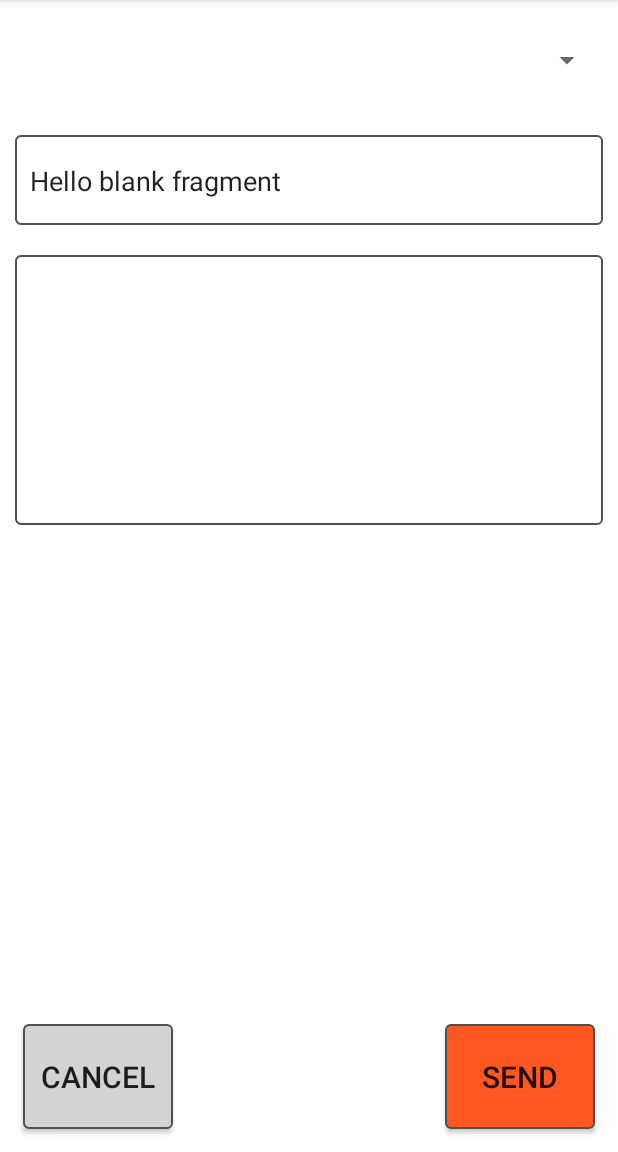
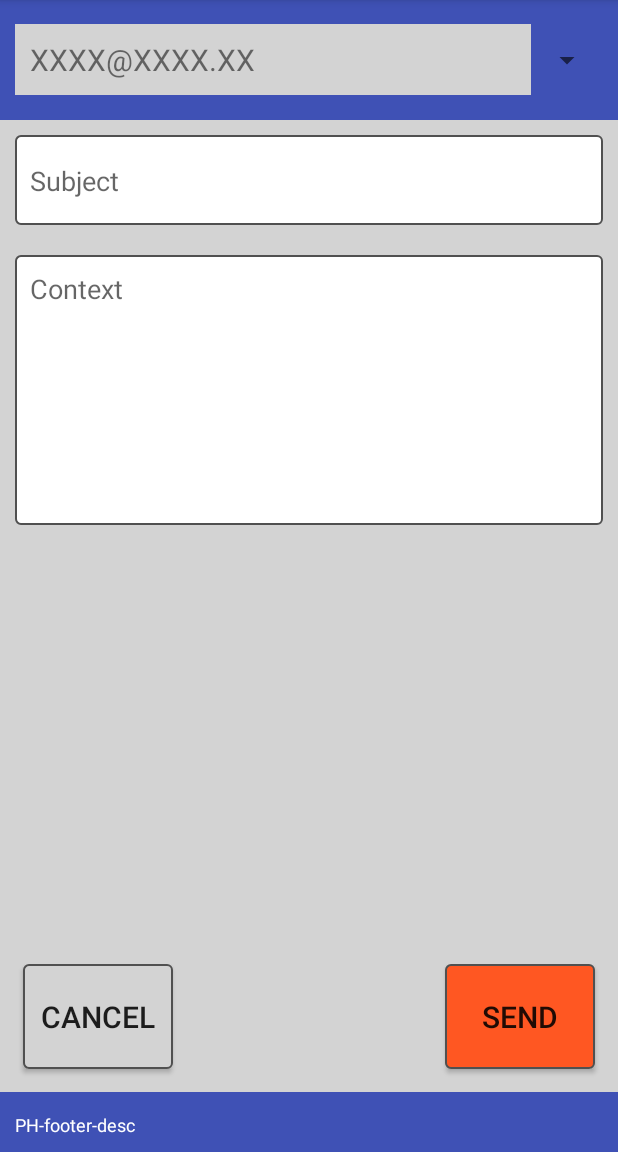
Before and after one commit to Beygdu/Beygdu-Refactor, an Android app: the screen it shows after launch (RootActivity), after a tap on "PH-ContactButton", on a phone screen of 412 x 824 dp, the part 84-1236 px from its top. Run offline under Robolectric (Android 15) with nearby library versions, the phone set to English and light mode, and no system bars; Roboto replaces fonts that are not available here.

Commit message:
MailFragment cleanup

```diff
--- a/app/src/main/java/is/example/aj/beygdu/Fragments/MailFragment.java
+++ b/app/src/main/java/is/example/aj/beygdu/Fragments/MailFragment.java
@@ -1,12 +1,17 @@
 package is.example.aj.beygdu.Fragments;
 
 import android.content.Context;
+import android.content.Intent;
 import android.net.Uri;
 import android.os.Bundle;
 import android.support.v4.app.Fragment;
 import android.view.LayoutInflater;
 import android.view.View;
 import android.view.ViewGroup;
+import android.widget.ArrayAdapter;
+import android.widget.Button;
+import android.widget.EditText;
+import android.widget.Spinner;
 
 import is.example.aj.beygdu.FragmentCallback;
 import is.example.aj.beygdu.R;
@@ -15,6 +20,10 @@ import is.example.aj.beygdu.R;
 public class MailFragment extends Fragment {
 
     public static final int FRAGMENT_ID = 3;
+
+    private Spinner spinner;
+    private EditText subject;
+    private EditText content;
 
     private FragmentCallback fragmentCallback;
 
@@ -41,9 +50,82 @@ public class MailFragment extends Fragment {
     public View onCreateView(LayoutInflater inflater, ViewGroup container,
                              Bundle savedInstanceState) {
         // Inflate the layout for this fragment
-        return inflater.inflate(R.layout.fragment_mail, container, false);
+        View v = inflater.inflate(R.layout.fragment_mail, container, false);
+
+        spinner = (Spinner) v.findViewById(R.id.mail_spinner);
+        ArrayAdapter<CharSequence> adapter = ArrayAdapter.createFromResource(getContext(),
+                R.array.mail_mailto, R.layout.spinner_item);
+        adapter.setDropDownViewResource(R.layout.spinner_item);
+        spinner.setAdapter(adapter);
+
+        subject = (EditText) v.findViewById(R.id.mail_subject);
+        content = (EditText) v.findViewById(R.id.mail_content);
+
+        Bundle bundle = getArguments();
+
+        if(bundle != null) {
+            try {
+                subject.setText(bundle.getString("subject"));
+                content.setText(bundle.getString("content"));
+            }
+            catch (Exception e) {
+                e.printStackTrace();
+            }
+        }
+        Button cancelButton = (Button) v.findViewById(R.id.mail_cancelButton);
+        cancelButton.setOnClickListener(new View.OnClickListener() {
+            @Override
+            public void onClick(View v) {
+                fragmentCallback.onFragmentSwitch(-1);
+            }
+        });
+
+        Button okButton = (Button) v.findViewById(R.id.mail_okButton);
+        okButton.setOnClickListener(new View.OnClickListener() {
+            @Override
+            public void onClick(View v) {
+                if(validateEmail()) {
+                    sendEmail(spinner.getSelectedItem().toString(),
+                            subject.getText().toString(),
+                            content.getText().toString());
+                }
+                else {
+                    fragmentCallback.onDebugCallback(onInvalidatedContent());
+                }
+            }
+        });
+
+        return v;
     }
 
+    private boolean validateEmail() {
+        return subject.getText().length() != 0 && content.getText().length() != 0;
+    }
+
+    private void sendEmail(String address, String subject, String content) {
+        Intent mailIntent = new Intent(Intent.ACTION_SEND);
+        mailIntent.setType("plain/text");
+        mailIntent.putExtra(Intent.EXTRA_EMAIL, new String[] {"arnar_jons@hotmail.com" });
+        mailIntent.putExtra(Intent.EXTRA_SUBJECT, subject);
+        mailIntent.putExtra(Intent.EXTRA_TEXT, content);
+        startActivity(Intent.createChooser(mailIntent, getContext().getResources().getString(R.string.mail_email_client)));
+        fragmentCallback.onFragmentSwitch(-1);
+    }
+
+    private String onInvalidatedContent() {
+        if(subject.getText().length() == 0) {
+            if(content.getText().length() == 0) {
+                return getContext().getResources().getString(R.string.mail_invalid_subject_content);
+            }
+            return getContext().getResources().getString(R.string.mail_invalid_subject);
+        }
+
+        if(content.getText().length() == 0) {
+            return getContext().getResources().getString(R.string.mail_invalid_content);
+        }
+
+        return null;
+    }
 
     @Override
     public void onAttach(Context context) {
--- a/app/src/main/java/is/example/aj/beygdu/RootActivity.java
+++ b/app/src/main/java/is/example/aj/beygdu/RootActivity.java
@@ -329,6 +329,7 @@ public class RootActivity extends AppCompatActivity
      */
     @Override
     public void onFragmentSwitch(int state) {
+        if(state == -1) return;
         selectItem(state);
     }
 
--- a/app/src/main/res/layout/fragment_mail.xml
+++ b/app/src/main/res/layout/fragment_mail.xml
@@ -3,15 +3,21 @@
     android:id="@+id/mail_fragment"
     android:layout_width="match_parent"
     android:layout_height="match_parent"
+    android:background="@color/light_gray"
     tools:context="is.example.aj.beygdu.Fragments.MailFragment">
 
-    <!-- TODO: Update blank fragment layout -->
-    <Spinner
-        android:id="@+id/mail_spinner"
+    <RelativeLayout
+        android:id="@+id/spinner_container"
         android:layout_width="match_parent"
-        android:layout_height="60dp"
-        android:layout_margin="10dp"
-        android:theme="@style/Theme.AppCompat.Light.DarkActionBar"/>
+        android:layout_height="wrap_content"
+        android:background="@color/colorPrimary">
+        <Spinner
+            android:id="@+id/mail_spinner"
+            android:layout_width="match_parent"
+            android:layout_height="60dp"
+            android:layout_margin="10dp"
+            android:theme="@style/Theme.AppCompat.Light.DarkActionBar"/>
+    </RelativeLayout>
     <EditText
         android:id="@+id/mail_subject"
         android:layout_width="match_parent"
@@ -20,8 +26,8 @@
         android:layout_margin="10dp"
         android:paddingLeft="10dp"
         android:paddingStart="10dp"
-        android:text="@string/hello_blank_fragment"
-        android:layout_below="@+id/mail_spinner"/>
+        android:hint="@string/mail_subject_hint"
+        android:layout_below="@+id/spinner_container"/>
     <EditText
         android:id="@+id/mail_content"
         android:layout_width="match_parent"
@@ -29,13 +35,15 @@
         android:background="@drawable/inputborder"
         android:layout_margin="10dp"
         android:padding="10dp"
-        android:layout_below="@+id/mail_subject"/>
+        android:layout_below="@+id/mail_subject"
+        android:hint="@string/mail_context_hint"
+        android:gravity="top|start"/>
 
     <RelativeLayout
         android:id="@+id/mail_buttons"
         android:layout_width="match_parent"
         android:layout_height="wrap_content"
-        android:layout_alignParentBottom="true">
+        android:layout_above="@+id/footer">
 
         <Button
             android:id="@+id/mail_cancelButton"
@@ -64,4 +72,24 @@
 
     </RelativeLayout>
 
+    <RelativeLayout
+        android:id="@+id/footer"
+        android:layout_width="match_parent"
+        android:layout_height="wrap_content"
+        android:layout_alignParentBottom="true"
+        android:background="@color/colorPrimary"
+        android:padding="10dp"
+        android:gravity="start" >
+
+        <TextView
+            android:id="@+id/search_footer_textview"
+            android:layout_width="wrap_content"
+            android:layout_height="wrap_content"
+            android:layout_marginTop="3dp"
+            android:text="@string/mail_footer_description"
+            android:textColor="#FFF"
+            android:textSize="12sp" />
+
+    </RelativeLayout>
+
 </RelativeLayout>
--- /dev/null
+++ b/app/src/main/res/layout/spinner_item.xml
@@ -0,0 +1,10 @@
+<?xml version="1.0" encoding="utf-8"?>
+<TextView
+    xmlns:android="http://schemas.android.com/apk/res/android"
+    android:id="@+id/mail_spinner"
+    android:layout_width="match_parent"
+    android:layout_height="wrap_content"
+    android:layout_margin="10dp"
+    android:padding="10dp"
+    android:textSize="20sp"
+    android:background="@color/light_gray"/>
--- a/app/src/main/res/values/strings.xml
+++ b/app/src/main/res/values/strings.xml
@@ -23,7 +23,21 @@
     <string name="cache_empty_fragment">PH-No past searches</string>
     <string name="cache_imageview_description">WordCategoryImage</string>
     <string name="cache_footer_description">PH-Footer_Description</string>
+
     <!-- MailFragment String constants -->
+    <string name="mail_toBin">XXXX@XXXX.XX</string>
+    <string name="mail_toDev">DDDD@DDDD.DD</string>
+    <string-array name="mail_mailto">
+        <item>@string/mail_toBin</item>
+        <item>@string/mail_toDev</item>
+    </string-array>
+    <string name="mail_subject_hint">Subject</string>
+    <string name="mail_context_hint">Context</string>
+    <string name="mail_footer_description">PH-footer-desc</string>
+    <string name="mail_invalid_subject">Please type in a subject</string>
+    <string name="mail_invalid_subject_content">Please type in a subject and content</string>
+    <string name="mail_invalid_content">Please type in the content</string>
+    <string name="mail_email_client">Choose email client</string>
 
     <!-- MapFragment String constants -->
 
```
